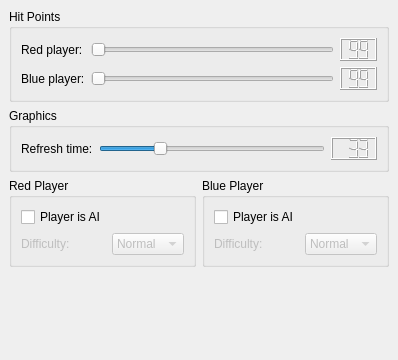
The window that general.ui (KDE/kspaceduel) describes before a commit, drawn with Qt 5.
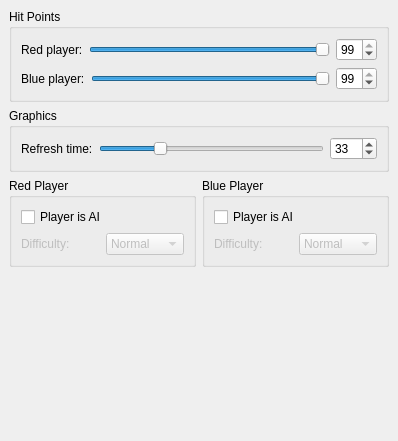
The same window after the commit.

Commit message:
GUI: The "General" page of the configuration dialog has been changed. Instead of LCD numbers, there are now spin boxes.
There are also some behind-the-scenes modifications to the layout system to make it easier to add/remove config elements at a later date, but it doesn't change the view at all.

I'm working on making the same changes to the "Game" page, but it's a bit more complicated than the "General" page.

The edit to the form file:
```diff
--- a/general.ui
+++ b/general.ui
@@ -8,18 +8,372 @@
    <rect>
     <x>0</x>
     <y>0</y>
-    <width>397</width>
-    <height>360</height>
+    <width>398</width>
+    <height>441</height>
    </rect>
   </property>
-  <layout class="QGridLayout" >
+  <layout class="QVBoxLayout" >
    <property name="margin" >
     <number>9</number>
    </property>
    <property name="spacing" >
     <number>6</number>
    </property>
-   <item row="3" column="1" >
+   <item>
+    <widget class="QGroupBox" name="groupBox3" >
+     <property name="title" >
+      <string>Hit Points</string>
+     </property>
+     <layout class="QVBoxLayout" >
+      <property name="margin" >
+       <number>9</number>
+      </property>
+      <property name="spacing" >
+       <number>6</number>
+      </property>
+      <item>
+       <layout class="QHBoxLayout" >
+        <property name="margin" >
+         <number>0</number>
+        </property>
+        <property name="spacing" >
+         <number>6</number>
+        </property>
+        <item>
+         <widget class="QLabel" name="textLabel3" >
+          <property name="text" >
+           <string>Red player:</string>
+          </property>
+         </widget>
+        </item>
+        <item>
+         <widget class="QSlider" name="kcfg_StartHitPoints0" >
+          <property name="minimum" >
+           <number>1</number>
+          </property>
+          <property name="value" >
+           <number>99</number>
+          </property>
+          <property name="sliderPosition" >
+           <number>99</number>
+          </property>
+          <property name="orientation" >
+           <enum>Qt::Horizontal</enum>
+          </property>
+         </widget>
+        </item>
+        <item>
+         <widget class="QSpinBox" name="spinBox_2" >
+          <property name="value" >
+           <number>99</number>
+          </property>
+         </widget>
+        </item>
+       </layout>
+      </item>
+      <item>
+       <layout class="QHBoxLayout" >
+        <property name="margin" >
+         <number>0</number>
+        </property>
+        <property name="spacing" >
+         <number>6</number>
+        </property>
+        <item>
+         <widget class="QLabel" name="textLabel4" >
+          <property name="text" >
+           <string>Blue player:</string>
+          </property>
+         </widget>
+        </item>
+        <item>
+         <widget class="QSlider" name="kcfg_StartHitPoints1" >
+          <property name="minimum" >
+           <number>1</number>
+          </property>
+          <property name="value" >
+           <number>99</number>
+          </property>
+          <property name="sliderPosition" >
+           <number>99</number>
+          </property>
+          <property name="orientation" >
+           <enum>Qt::Horizontal</enum>
+          </property>
+         </widget>
+        </item>
+        <item>
+         <widget class="QSpinBox" name="spinBox_3" >
+          <property name="value" >
+           <number>99</number>
+          </property>
+         </widget>
+        </item>
+       </layout>
+      </item>
+     </layout>
+    </widget>
+   </item>
+   <item>
+    <widget class="QGroupBox" name="groupBox4" >
+     <property name="title" >
+      <string>Graphics</string>
+     </property>
+     <layout class="QHBoxLayout" >
+      <property name="margin" >
+       <number>9</number>
+      </property>
+      <property name="spacing" >
+       <number>6</number>
+      </property>
+      <item>
+       <widget class="QLabel" name="textLabel5" >
+        <property name="text" >
+         <string>Refresh time:</string>
+        </property>
+       </widget>
+      </item>
+      <item>
+       <widget class="QSlider" name="kcfg_RefreshTime" >
+        <property name="minimum" >
+         <number>10</number>
+        </property>
+        <property name="maximum" >
+         <number>100</number>
+        </property>
+        <property name="value" >
+         <number>33</number>
+        </property>
+        <property name="orientation" >
+         <enum>Qt::Horizontal</enum>
+        </property>
+       </widget>
+      </item>
+      <item>
+       <widget class="QSpinBox" name="spinBox" >
+        <property name="maximum" >
+         <number>100</number>
+        </property>
+        <property name="minimum" >
+         <number>10</number>
+        </property>
+        <property name="value" >
+         <number>33</number>
+        </property>
+       </widget>
+      </item>
+     </layout>
+    </widget>
+   </item>
+   <item>
+    <layout class="QHBoxLayout" >
+     <property name="margin" >
+      <number>0</number>
+     </property>
+     <property name="spacing" >
+      <number>6</number>
+     </property>
+     <item>
+      <widget class="QGroupBox" name="groupBox1" >
+       <property name="title" >
+        <string>Red Player</string>
+       </property>
+       <layout class="QVBoxLayout" >
+        <property name="margin" >
+         <number>9</number>
+        </property>
+        <property name="spacing" >
+         <number>6</number>
+        </property>
+        <item>
+         <layout class="QHBoxLayout" >
+          <property name="margin" >
+           <number>0</number>
+          </property>
+          <property name="spacing" >
+           <number>6</number>
+          </property>
+          <item>
+           <widget class="QCheckBox" name="kcfg_Player0IsAi" >
+            <property name="text" >
+             <string>Player is AI</string>
+            </property>
+           </widget>
+          </item>
+          <item>
+           <spacer>
+            <property name="orientation" >
+             <enum>Qt::Horizontal</enum>
+            </property>
+            <property name="sizeHint" >
+             <size>
+              <width>40</width>
+              <height>20</height>
+             </size>
+            </property>
+           </spacer>
+          </item>
+         </layout>
+        </item>
+        <item>
+         <layout class="QHBoxLayout" >
+          <property name="margin" >
+           <number>0</number>
+          </property>
+          <property name="spacing" >
+           <number>6</number>
+          </property>
+          <item>
+           <widget class="QLabel" name="textLabel1" >
+            <property name="enabled" >
+             <bool>false</bool>
+            </property>
+            <property name="text" >
+             <string>Difficulty:</string>
+            </property>
+           </widget>
+          </item>
+          <item>
+           <widget class="QComboBox" name="kcfg_AiDifficulty0" >
+            <property name="enabled" >
+             <bool>false</bool>
+            </property>
+            <property name="currentIndex" >
+             <number>1</number>
+            </property>
+            <item>
+             <property name="text" >
+              <string>Trainee</string>
+             </property>
+            </item>
+            <item>
+             <property name="text" >
+              <string>Normal</string>
+             </property>
+            </item>
+            <item>
+             <property name="text" >
+              <string>Hard</string>
+             </property>
+            </item>
+            <item>
+             <property name="text" >
+              <string>Insane</string>
+             </property>
+            </item>
+           </widget>
+          </item>
+         </layout>
+        </item>
+       </layout>
+      </widget>
+     </item>
+     <item>
+      <widget class="QGroupBox" name="groupBox2" >
+       <property name="sizePolicy" >
+        <sizepolicy>
+         <hsizetype>5</hsizetype>
+         <vsizetype>4</vsizetype>
+         <horstretch>0</horstretch>
+         <verstretch>0</verstretch>
+        </sizepolicy>
+       </property>
+       <property name="title" >
+        <string>Blue Player</string>
+       </property>
+       <layout class="QVBoxLayout" >
+        <property name="margin" >
+         <number>9</number>
+        </property>
+        <property name="spacing" >
+         <number>6</number>
+        </property>
+        <item>
+         <layout class="QHBoxLayout" >
+          <property name="margin" >
+           <number>0</number>
+          </property>
+          <property name="spacing" >
+           <number>6</number>
+          </property>
+          <item>
+           <widget class="QCheckBox" name="kcfg_Player1IsAi" >
+            <property name="text" >
+             <string>Player is AI</string>
+            </property>
+           </widget>
+          </item>
+          <item>
+           <spacer>
+            <property name="orientation" >
+             <enum>Qt::Horizontal</enum>
+            </property>
+            <property name="sizeHint" >
+             <size>
+              <width>40</width>
+              <height>20</height>
+             </size>
+            </property>
+           </spacer>
+          </item>
+         </layout>
+        </item>
+        <item>
+         <layout class="QHBoxLayout" >
+          <property name="margin" >
+           <number>0</number>
+          </property>
+          <property name="spacing" >
+           <number>6</number>
+          </property>
+          <item>
+           <widget class="QLabel" name="textLabel2" >
+            <property name="enabled" >
+             <bool>false</bool>
+            </property>
+            <property name="text" >
+             <string>Difficulty:</string>
+            </property>
+           </widget>
+          </item>
+          <item>
+           <widget class="QComboBox" name="kcfg_AiDifficulty1" >
+            <property name="enabled" >
+             <bool>false</bool>
+            </property>
+            <property name="currentIndex" >
+             <number>1</number>
+            </property>
+            <item>
+             <property name="text" >
+              <string>Trainee</string>
+             </property>
+            </item>
+            <item>
+             <property name="text" >
+              <string>Normal</string>
+             </property>
+            </item>
+            <item>
+             <property name="text" >
+              <string>Hard</string>
+             </property>
+            </item>
+            <item>
+             <property name="text" >
+              <string>Insane</string>
+             </property>
+            </item>
+           </widget>
+          </item>
+         </layout>
+        </item>
+       </layout>
+      </widget>
+     </item>
+    </layout>
+   </item>
+   <item>
     <spacer>
      <property name="orientation" >
       <enum>Qt::Vertical</enum>
@@ -35,247 +389,6 @@
      </property>
     </spacer>
    </item>
-   <item row="2" column="1" >
-    <widget class="QGroupBox" name="groupBox2" >
-     <property name="title" >
-      <string>Blue Player</string>
-     </property>
-     <layout class="QGridLayout" >
-      <property name="margin" >
-       <number>9</number>
-      </property>
-      <property name="spacing" >
-       <number>6</number>
-      </property>
-      <item row="1" column="1" >
-       <widget class="QComboBox" name="kcfg_AiDifficulty1" >
-        <property name="enabled" >
-         <bool>false</bool>
-        </property>
-        <property name="currentIndex" >
-         <number>1</number>
-        </property>
-        <item>
-         <property name="text" >
-          <string>Trainee</string>
-         </property>
-        </item>
-        <item>
-         <property name="text" >
-          <string>Normal</string>
-         </property>
-        </item>
-        <item>
-         <property name="text" >
-          <string>Hard</string>
-         </property>
-        </item>
-        <item>
-         <property name="text" >
-          <string>Insane</string>
-         </property>
-        </item>
-       </widget>
-      </item>
-      <item row="0" column="0" >
-       <widget class="QCheckBox" name="kcfg_Player1IsAi" >
-        <property name="text" >
-         <string>Player is AI</string>
-        </property>
-       </widget>
-      </item>
-      <item row="1" column="0" >
-       <widget class="QLabel" name="textLabel2" >
-        <property name="enabled" >
-         <bool>false</bool>
-        </property>
-        <property name="text" >
-         <string>Difficulty:</string>
-        </property>
-       </widget>
-      </item>
-     </layout>
-    </widget>
-   </item>
-   <item row="2" column="0" >
-    <widget class="QGroupBox" name="groupBox1" >
-     <property name="title" >
-      <string>Red Player</string>
-     </property>
-     <layout class="QGridLayout" >
-      <property name="margin" >
-       <number>9</number>
-      </property>
-      <property name="spacing" >
-       <number>6</number>
-      </property>
-      <item row="1" column="0" >
-       <widget class="QLabel" name="textLabel1" >
-        <property name="enabled" >
-         <bool>false</bool>
-        </property>
-        <property name="text" >
-         <string>Difficulty:</string>
-        </property>
-       </widget>
-      </item>
-      <item row="1" column="1" >
-       <widget class="QComboBox" name="kcfg_AiDifficulty0" >
-        <property name="enabled" >
-         <bool>false</bool>
-        </property>
-        <property name="currentIndex" >
-         <number>1</number>
-        </property>
-        <item>
-         <property name="text" >
-          <string>Trainee</string>
-         </property>
-        </item>
-        <item>
-         <property name="text" >
-          <string>Normal</string>
-         </property>
-        </item>
-        <item>
-         <property name="text" >
-          <string>Hard</string>
-         </property>
-        </item>
-        <item>
-         <property name="text" >
-          <string>Insane</string>
-         </property>
-        </item>
-       </widget>
-      </item>
-      <item row="0" column="0" >
-       <widget class="QCheckBox" name="kcfg_Player0IsAi" >
-        <property name="text" >
-         <string>Player is AI</string>
-        </property>
-       </widget>
-      </item>
-     </layout>
-    </widget>
-   </item>
-   <item row="1" column="0" colspan="2" >
-    <widget class="QGroupBox" name="groupBox4" >
-     <property name="title" >
-      <string>Graphics</string>
-     </property>
-     <layout class="QHBoxLayout" >
-      <property name="margin" >
-       <number>9</number>
-      </property>
-      <property name="spacing" >
-       <number>6</number>
-      </property>
-      <item>
-       <widget class="QLabel" name="textLabel5" >
-        <property name="text" >
-         <string>Refresh time:</string>
-        </property>
-       </widget>
-      </item>
-      <item>
-       <widget class="QSlider" name="kcfg_RefreshTime" >
-        <property name="minimum" >
-         <number>10</number>
-        </property>
-        <property name="maximum" >
-         <number>100</number>
-        </property>
-        <property name="value" >
-         <number>33</number>
-        </property>
-        <property name="orientation" >
-         <enum>Qt::Horizontal</enum>
-        </property>
-       </widget>
-      </item>
-      <item>
-       <widget class="QLCDNumber" name="lCDNumber3" >
-        <property name="numDigits" >
-         <number>3</number>
-        </property>
-        <property name="value" stdset="0" >
-         <double>33</double>
-        </property>
-       </widget>
-      </item>
-     </layout>
-    </widget>
-   </item>
-   <item row="0" column="0" colspan="2" >
-    <widget class="QGroupBox" name="groupBox3" >
-     <property name="title" >
-      <string>Hit Points</string>
-     </property>
-     <layout class="QGridLayout" >
-      <property name="margin" >
-       <number>9</number>
-      </property>
-      <property name="spacing" >
-       <number>6</number>
-      </property>
-      <item row="0" column="1" >
-       <widget class="QSlider" name="kcfg_StartHitPoints0" >
-        <property name="minimum" >
-         <number>1</number>
-        </property>
-        <property name="orientation" >
-         <enum>Qt::Horizontal</enum>
-        </property>
-       </widget>
-      </item>
-      <item row="1" column="1" >
-       <widget class="QSlider" name="kcfg_StartHitPoints1" >
-        <property name="minimum" >
-         <number>1</number>
-        </property>
-        <property name="orientation" >
-         <enum>Qt::Horizontal</enum>
-        </property>
-       </widget>
-      </item>
-      <item row="1" column="0" >
-       <widget class="QLabel" name="textLabel4" >
-        <property name="text" >
-         <string>Blue player:</string>
-        </property>
-       </widget>
-      </item>
-      <item row="0" column="0" >
-       <widget class="QLabel" name="textLabel3" >
-        <property name="text" >
-         <string>Red player:</string>
-        </property>
-       </widget>
-      </item>
-      <item row="0" column="2" >
-       <widget class="QLCDNumber" name="lCDNumber1" >
-        <property name="numDigits" >
-         <number>2</number>
-        </property>
-        <property name="value" stdset="0" >
-         <double>99</double>
-        </property>
-       </widget>
-      </item>
-      <item row="1" column="2" >
-       <widget class="QLCDNumber" name="lCDNumber2" >
-        <property name="numDigits" >
-         <number>2</number>
-        </property>
-        <property name="value" stdset="0" >
-         <double>99</double>
-        </property>
-       </widget>
-      </item>
-     </layout>
-    </widget>
-   </item>
   </layout>
  </widget>
  <layoutdefault spacing="6" margin="11" />
```
Left out of the diff: 179 changed lines with no effect on the pictures.
